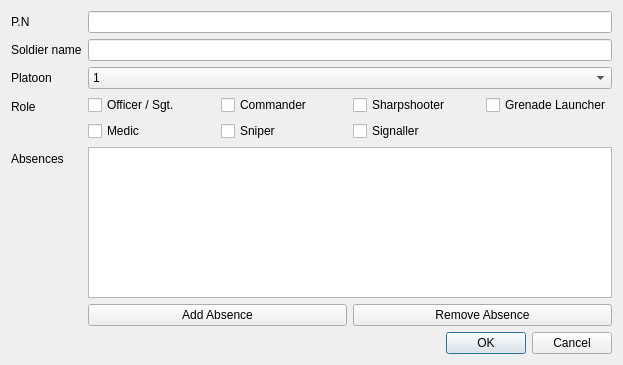
Qt form ui/SoldierDialog.ui (omertal88/shavzak) before a commit.
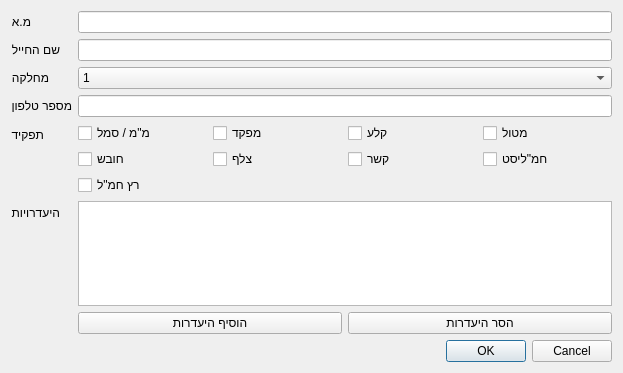
The same form after that commit.

```diff
--- a/ui/SoldierDialog.ui
+++ b/ui/SoldierDialog.ui
@@ -7,11 +7,11 @@
     <x>0</x>
     <y>0</y>
     <width>623</width>
-    <height>365</height>
+    <height>373</height>
    </rect>
   </property>
   <property name="windowTitle">
-   <string>Edit Soldier</string>
+   <string>עריכת חייל</string>
   </property>
   <layout class="QVBoxLayout" name="verticalLayout_2">
    <item>
@@ -19,7 +19,7 @@
      <item row="1" column="0">
       <widget class="QLabel" name="label">
        <property name="text">
-        <string>Soldier name</string>
+        <string>שם החייל</string>
        </property>
       </widget>
      </item>
@@ -29,7 +29,7 @@
      <item row="2" column="0">
       <widget class="QLabel" name="label_2">
        <property name="text">
-        <string>Platoon</string>
+        <string>מחלקה</string>
        </property>
       </widget>
      </item>
@@ -52,79 +52,93 @@
        </item>
        <item>
         <property name="text">
-         <string>Maflag</string>
+         <string>מפל&quot;ג</string>
         </property>
        </item>
       </widget>
      </item>
-     <item row="3" column="0">
+     <item row="4" column="0">
       <widget class="QLabel" name="label_3">
        <property name="text">
-        <string>Role</string>
+        <string>תפקיד</string>
        </property>
       </widget>
      </item>
-     <item row="3" column="1">
+     <item row="4" column="1">
       <layout class="QGridLayout" name="gridLayout">
-       <item row="0" column="2">
-        <widget class="QCheckBox" name="sharpshooterCheck">
-         <property name="text">
-          <string>Sharpshooter</string>
-         </property>
-        </widget>
-       </item>
-       <item row="0" column="3">
-        <widget class="QCheckBox" name="grenLauncherCheck">
-         <property name="text">
-          <string>Grenade Launcher</string>
-         </property>
-        </widget>
-       </item>
        <item row="0" column="1">
         <widget class="QCheckBox" name="commanderCheck">
          <property name="text">
-          <string>Commander</string>
+          <string>מפקד</string>
          </property>
         </widget>
        </item>
-       <item row="0" column="0">
-        <widget class="QCheckBox" name="officerCheck">
+       <item row="0" column="2">
+        <widget class="QCheckBox" name="sharpshooterCheck">
          <property name="text">
-          <string>Officer / Sgt.</string>
+          <string>קלע</string>
          </property>
         </widget>
        </item>
        <item row="1" column="0">
         <widget class="QCheckBox" name="medicCheck">
          <property name="text">
-          <string>Medic</string>
+          <string>חובש</string>
          </property>
         </widget>
        </item>
-       <item row="1" column="1">
-        <widget class="QCheckBox" name="sniperCheck">
+       <item row="0" column="0">
+        <widget class="QCheckBox" name="officerCheck">
          <property name="text">
-          <string>Sniper</string>
+          <string>מ&quot;מ / סמל</string>
          </property>
         </widget>
        </item>
        <item row="1" column="2">
         <widget class="QCheckBox" name="signallerCheck">
          <property name="text">
-          <string>Signaller</string>
+          <string>קשר</string>
+         </property>
+        </widget>
+       </item>
+       <item row="0" column="3">
+        <widget class="QCheckBox" name="grenLauncherCheck">
+         <property name="text">
+          <string>מטול</string>
+         </property>
+        </widget>
+       </item>
+       <item row="1" column="1">
+        <widget class="QCheckBox" name="sniperCheck">
+         <property name="text">
+          <string>צלף</string>
+         </property>
+        </widget>
+       </item>
+       <item row="1" column="3">
+        <widget class="QCheckBox" name="hamalistCheck">
+         <property name="text">
+          <string>חמ&quot;ליסט</string>
+         </property>
+        </widget>
+       </item>
+       <item row="2" column="0">
+        <widget class="QCheckBox" name="hamalRunnerCheck">
+         <property name="text">
+          <string>רץ חמ&quot;ל</string>
          </property>
         </widget>
        </item>
       </layout>
      </item>
-     <item row="4" column="0">
+     <item row="5" column="0">
       <widget class="QLabel" name="label_4">
        <property name="text">
-        <string>Absences</string>
+        <string>היעדרויות</string>
        </property>
       </widget>
      </item>
-     <item row="4" column="1">
+     <item row="5" column="1">
       <layout class="QVBoxLayout" name="verticalLayout">
        <item>
         <widget class="QListWidget" name="listWidget"/>
@@ -132,16 +146,16 @@
        <item>
         <layout class="QHBoxLayout" name="horizontalLayout">
          <item>
-          <widget class="QPushButton" name="pushButton">
+          <widget class="QPushButton" name="addAbsenceButton">
            <property name="text">
-            <string>Add Absence</string>
+            <string>הוסיף היעדרות</string>
            </property>
           </widget>
          </item>
          <item>
-          <widget class="QPushButton" name="pushButton_2">
+          <widget class="QPushButton" name="removeAbsenceButton">
            <property name="text">
-            <string>Remove Absence</string>
+            <string>הסר היעדרות</string>
            </property>
           </widget>
          </item>
@@ -152,13 +166,23 @@
      <item row="0" column="0">
       <widget class="QLabel" name="label_5">
        <property name="text">
-        <string>P.N</string>
+        <string>מ.א</string>
        </property>
       </widget>
      </item>
      <item row="0" column="1">
       <widget class="QLineEdit" name="pnEdit"/>
      </item>
+     <item row="3" column="0">
+      <widget class="QLabel" name="label_6">
+       <property name="text">
+        <string>מספר טלפון</string>
+       </property>
+      </widget>
+     </item>
+     <item row="3" column="1">
+      <widget class="QLineEdit" name="telephoneEdit"/>
+     </item>
     </layout>
    </item>
    <item>
```
Left out of the diff: 15 changed lines with no effect on the pictures.
